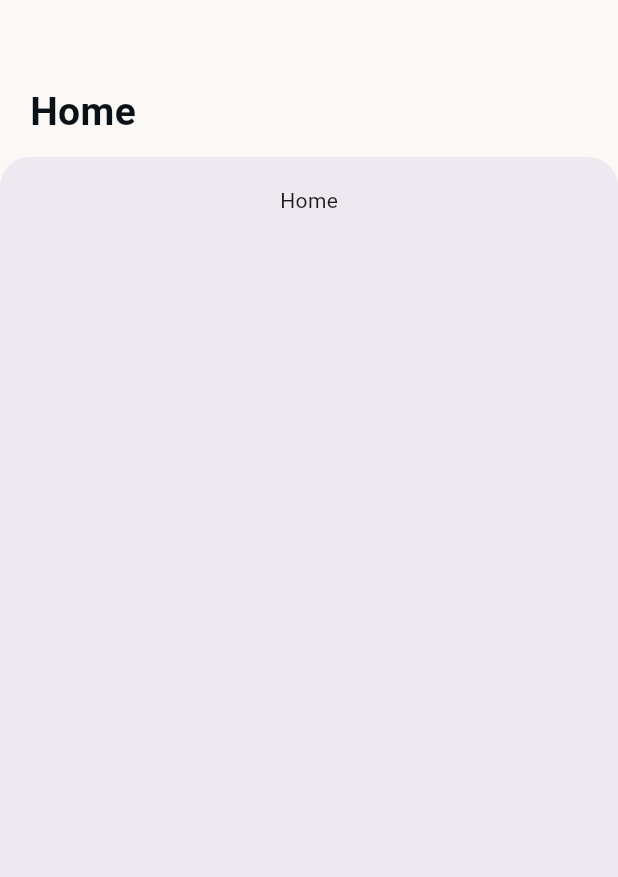
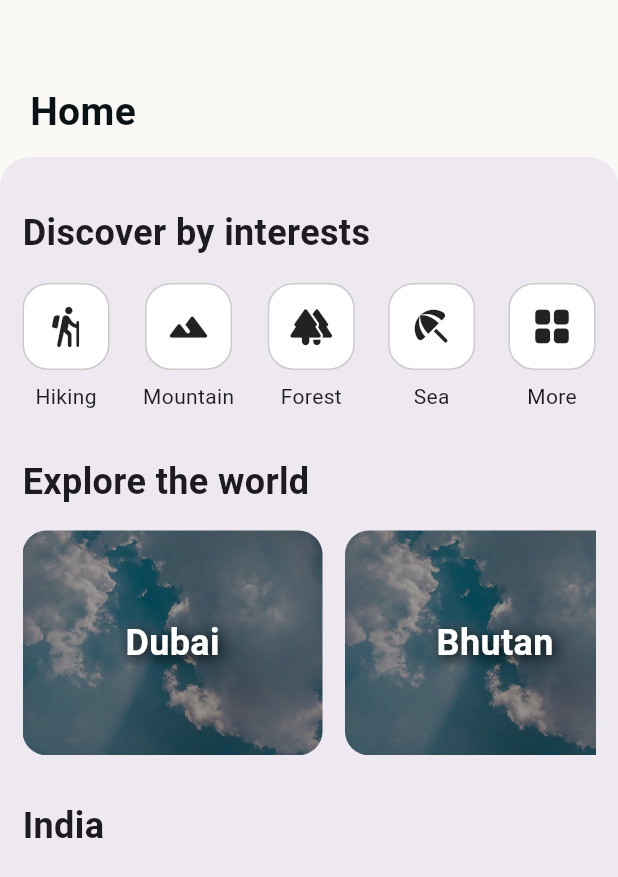
Before and after one commit to MuhammedShabeel001/Travio, a Flutter app: the HomePage screen opened directly, on a phone screen of 412 x 824 dp. Shown: the top 877 px of the screen. Run offline on Flutter 3.47's test engine with Material 3 defaults, Android fonts, the phone set to English and light mode, and no system bars; drawn by our look-alikes of draggable_home; our stand-ins replace cloud_firestore, firebase_auth, firebase_core, firebase_storage, flutter_svg, google_sign_in and 3 more; missing offline and left inert: dot_curved_bottom_nav; accounts and stored records are empty.

Commit message:
Home ui updated

```diff
--- a/lib/core/common/navbar.dart
+++ b/lib/core/common/navbar.dart
@@ -1,7 +1,7 @@
 import 'package:flutter/material.dart';
 import 'package:dot_curved_bottom_nav/dot_curved_bottom_nav.dart';
 import 'package:flutter_svg/flutter_svg.dart';
-import 'package:travio/features/auth/view/pages/home/home_page.dart';
+import 'package:travio/features/auth/view/pages/home/pages/home_page.dart';
 import 'package:travio/features/auth/view/pages/profile/profile_page.dart';
 import 'package:travio/features/auth/view/pages/search/search_page.dart';
 import 'package:travio/features/auth/view/pages/my%20trips/trip_plan_page.dart';
--- a/lib/core/routes/routes.dart
+++ b/lib/core/routes/routes.dart
@@ -1,5 +1,5 @@
 import 'package:flutter/material.dart';
-import 'package:travio/features/auth/view/pages/home/home_page.dart';
+import 'package:travio/features/auth/view/pages/home/pages/home_page.dart';
 import 'package:travio/features/auth/view/pages/login/login_page.dart';
 import 'package:travio/features/auth/view/pages/login/restpassword.dart';
 import 'package:travio/features/auth/view/pages/my%20trips/trip_plan_page.dart';
--- a/lib/features/auth/view/pages/home/home_page.dart
+++ /dev/null
@@ -1,20 +0,0 @@
-import 'package:flutter/material.dart';
-import 'package:travio/core/common/appbar.dart';
-
-class HomePage extends StatelessWidget {
-  const HomePage({super.key});
-
-  @override
-  Widget build(BuildContext context) {
-    return  Scaffold(
-      body: ttAppBar(context, 'Home', HomeCenter(context))
-    );
-  }
-
-  // ignore: non_constant_identifier_names
-  Center HomeCenter(BuildContext context){
-    return const Center(
-      child: Text('Home'),
-    );
-  }
-}
--- /dev/null
+++ b/lib/features/auth/view/pages/home/pages/home_page.dart
@@ -0,0 +1,167 @@
+import 'package:flutter/cupertino.dart';
+import 'package:flutter/material.dart';
+import 'package:travio/core/common/appbar.dart';
+import 'package:travio/features/auth/view/pages/home/widgets/interest_tabs.dart';
+
+class HomePage extends StatelessWidget {
+  const HomePage({super.key});
+
+  @override
+  Widget build(BuildContext context) {
+    return Scaffold(body: ttAppBar(context, 'Home', HomeCenter(context)));
+  }
+
+  // ignore: non_constant_identifier_names
+  SingleChildScrollView HomeCenter(BuildContext context) {
+    return SingleChildScrollView(
+      child: Padding(
+        padding: EdgeInsets.all(15),
+        child: Column(
+          crossAxisAlignment: CrossAxisAlignment.start,
+          children: [
+            const Text(
+              'Discover by interests',
+              style: TextStyle(fontSize: 24, fontWeight: FontWeight.bold),
+            ),
+            const SizedBox(height: 16),
+            const Row(
+              mainAxisAlignment: MainAxisAlignment.spaceBetween,
+              children: [
+                InterestTabs(icon: Icons.hiking_rounded, label: 'Hiking'),
+                InterestTabs(icon: Icons.terrain_rounded, label: 'Mountain'),
+                InterestTabs(icon: Icons.forest_rounded, label: 'Forest'),
+                InterestTabs(icon: Icons.beach_access_rounded, label: 'Sea'),
+                InterestTabs(icon: Icons.grid_view_rounded, label: 'More'),
+              ],
+            ),
+            const SizedBox(
+              height: 30,
+            ),
+            const Text(
+              'Explore the world',
+              style: TextStyle(fontSize: 24, fontWeight: FontWeight.bold),
+            ),
+            const SizedBox(
+              height: 15,
+            ),
+            SizedBox(
+              height: 150,
+              child: ListView(
+                scrollDirection: Axis.horizontal,
+                shrinkWrap: true,
+                children: [
+                  buildExploreItem('Dubai', 'assets/images/entry_pic.png'),
+                  buildExploreItem('Bhutan', 'assets/images/entry_pic.png'),
+                  buildExploreItem('Paris', 'assets/images/entry_pic.png'),
+                  buildExploreItem('Japan', 'assets/images/entry_pic.png')
+                ],
+              ),
+            ),
+            const SizedBox(
+              height: 30,
+            ),
+            const Text(
+              'India',
+              style: TextStyle(fontSize: 24, fontWeight: FontWeight.bold),
+            ),
+            const SizedBox(
+              height: 15,
+            ),
+            // ListView(
+            //   scrollDirection: Axis.horizontal,
+            //   shrinkWrap: true,
+            //   children: [
+            //     buildExploreItem('Palakkad', 'assets/images/entry_pic.png'),
+            //     buildExploreItem('Malappuram', 'assets/images/entry_pic.png'),
+            //     buildExploreItem('Kozhicode', 'assets/images/entry_pic.png'),
+            //     buildExploreItem('Trivandram', 'assets/images/entry_pic.png')
+            //   ],
+            // ),
+          ],
+        ),
+      ),
+    );
+  }
+// Widget buildInterestItem(IconData icon, String label) {
+//     return ;
+//   }
+
+  Widget buildExploreItem(String label, String imagePath) {
+    return Row(
+      children: [
+        ClipRRect(
+          borderRadius: BorderRadius.circular(16.0),
+          child: Stack(
+            children: [
+              Image.asset(
+                imagePath,
+                fit: BoxFit.cover,
+                width: 200,
+                height: 200,
+              ),
+              Positioned.fill(
+                child: Center(
+                  child: Text(
+                    label,
+                    style: TextStyle(
+                      color: Colors.white,
+                      fontSize: 24,
+                      fontWeight: FontWeight.bold,
+                      shadows: [
+                        Shadow(
+                          blurRadius: 10.0,
+                          color: Colors.black,
+                          offset: Offset(2.0, 2.0),
+                        ),
+                      ],
+                    ),
+                  ),
+                ),
+              ),
+            ],
+          ),
+        ),
+        SizedBox(width: 15,)
+      ],
+    );
+  }
+
+
+
+
+
+
+  //  Widget buildExploreItem(String label, String imagePath) {
+  //   return Row(
+  //     children: [
+  //       Container(
+  //         decoration: BoxDecoration(
+  //             color: Colors.white, borderRadius: BorderRadius.circular(18)),
+  //         width: 200,
+  //         // height: 300,
+  //         child: Column(
+  //           children: [
+  //             ClipRRect(
+  //               borderRadius: BorderRadius.circular(18),
+  //               child: Image.asset(
+  //                 imagePath,
+  //                 fit: BoxFit.cover,
+  //                 height: 160,
+  //                 width: double.infinity,
+  //               ),
+  //             ),
+  //             SizedBox(height: 8),
+  //             Text(
+  //               label,
+  //               style: TextStyle(fontSize: 16, fontWeight: FontWeight.bold),
+  //             ),
+  //           ],
+  //         ),
+  //       ),
+  //       SizedBox(
+  //         width: 15,
+  //       )
+  //     ],
+  //   );
+  // }
+}
--- /dev/null
+++ b/lib/features/auth/view/pages/home/widgets/interest_tabs.dart
@@ -0,0 +1,30 @@
+import 'package:flutter/material.dart';
+
+class InterestTabs extends StatelessWidget {
+  final IconData icon;
+  final String label;
+  const InterestTabs({
+    super.key,
+    required this.icon,
+    required this.label,
+  });
+
+  @override
+  Widget build(BuildContext context) {
+    return Column(
+      children: [
+        Container(
+            decoration: BoxDecoration(
+                border: Border.all(
+                  color: const Color.fromARGB(52, 0, 0, 0),
+                ),
+                color: Colors.white,
+                borderRadius: BorderRadius.circular(17)),
+            padding: EdgeInsets.all(13),
+            child: Icon(icon, size: 30)),
+        SizedBox(height: 8),
+        Text(label),
+      ],
+    );
+  }
+}
--- a/lib/features/auth/view/pages/profile/profile_page.dart
+++ b/lib/features/auth/view/pages/profile/profile_page.dart
@@ -15,14 +15,17 @@
   @override
   Widget build(BuildContext context) {
     final authProvider = Provider.of<AuthProvider>(context);
-    final String userId = authProvider.user?.id ?? ''; // Assuming user ID is accessible in authProvider
+    final String userId = authProvider.user?.id ??
+        ''; // Assuming user ID is accessible in authProvider
 
     return Scaffold(
-      body: ttAppBar(context, 'Profile', listView(context, authProvider, userId)),
+      body:
+          ttAppBar(context, 'Profile', listView(context, authProvider, userId)),
     );
   }
 
-  ListView listView(BuildContext context, AuthProvider authProvider, String userId) {
+  ListView listView(
+      BuildContext context, AuthProvider authProvider, String userId) {
     return ListView(
       physics: const NeverScrollableScrollPhysics(),
       shrinkWrap: true,
@@ -35,20 +38,21 @@
               builder: (context, snapshot) {
                 if (authProvider.isLoadingFetchUser) {
                   return const Center(child: CircularProgressIndicator());
-                } else
-                if (snapshot.hasError) {
+                } else if (snapshot.hasError) {
                   return const Center(child: Text('Error fetching user data'));
                 } else {
                   return SizedBox(
+                    // height: 30,
                     child: Column(
                       children: [
                         ClipRRect(
                           borderRadius: BorderRadius.circular(12.0),
+
                           child: SizedBox(
                             height: 150,
                             width: 150,
                             child: authProvider.user?.profile != null
-                                ? Image.network(authProvider.user!.profile!)
+                                ? Image.network(authProvider.user!.profile!, fit: BoxFit.fitWidth,)
                                 : Image.asset('assets/images/lisa image.png'),
                           ),
                         ),
@@ -106,7 +110,8 @@
                         color: TTthemeClass().ttLightText,
                       ),
                     ),
-                    trailing: SvgPicture.asset('assets/icons/forward-arrow.svg'),
+                    trailing:
+                        SvgPicture.asset('assets/icons/forward-arrow.svg'),
                   ),
                   ListTile(
                     leading: SvgPicture.asset('assets/icons/recent.svg'),
@@ -118,7 +123,8 @@
                         color: TTthemeClass().ttLightText,
                       ),
                     ),
-                    trailing: SvgPicture.asset('assets/icons/forward-arrow.svg'),
+                    trailing:
+                        SvgPicture.asset('assets/icons/forward-arrow.svg'),
                   ),
                   ListTile(
                     leading: SvgPicture.asset('assets/icons/theme.svg'),
@@ -130,7 +136,8 @@
                         color: TTthemeClass().ttLightText,
                       ),
                     ),
-                    trailing: Icon(Icons.arrow_forward_ios, color: TTthemeClass().ttLightText),
+                    trailing: Icon(Icons.arrow_forward_ios,
+                        color: TTthemeClass().ttLightText),
                   ),
                   ListTile(
                     leading: SvgPicture.asset('assets/icons/edit.svg'),
@@ -142,7 +149,8 @@
                         color: TTthemeClass().ttLightText,
                       ),
                     ),
-                    trailing: SvgPicture.asset('assets/icons/forward-arrow.svg'),
+                    trailing:
+                        SvgPicture.asset('assets/icons/forward-arrow.svg'),
                   ),
                   ListTile(
                     leading: SvgPicture.asset('assets/icons/privacyPolicy.svg'),
@@ -154,10 +162,12 @@
                         color: TTthemeClass().ttLightText,
                       ),
                     ),
-                    trailing: SvgPicture.asset('assets/icons/forward-arrow.svg'),
+                    trailing:
+                        SvgPicture.asset('assets/icons/forward-arrow.svg'),
                   ),
                   ListTile(
-                    leading: SvgPicture.asset('assets/icons/termsOfService.svg'),
+                    leading:
+                        SvgPicture.asset('assets/icons/termsOfService.svg'),
                     title: Text(
                       'Terms of Service',
                       style: TextStyle(
@@ -166,7 +176,8 @@
                         color: TTthemeClass().ttLightText,
                       ),
                     ),
-                    trailing: SvgPicture.asset('assets/icons/forward-arrow.svg'),
+                    trailing:
+                        SvgPicture.asset('assets/icons/forward-arrow.svg'),
                   ),
                   ListTile(
                     leading: SvgPicture.asset('assets/icons/delete.svg'),
@@ -178,7 +189,8 @@
                         color: TTthemeClass().ttLightText,
                       ),
                     ),
-                    trailing: SvgPicture.asset('assets/icons/forward-arrow.svg'),
+                    trailing:
+                        SvgPicture.asset('assets/icons/forward-arrow.svg'),
                   ),
                   ListTile(
                     onTap: () {
@@ -196,11 +208,14 @@
                         color: TTthemeClass().ttLightText,
                       ),
                     ),
-                    trailing: SvgPicture.asset('assets/icons/forward-arrow.svg'),
+                    trailing:
+                        SvgPicture.asset('assets/icons/forward-arrow.svg'),
                   ),
                   const SizedBox(height: 30),
-                  Text('version', style: TextStyle(color: TTthemeClass().ttLightText)),
-                  Text('1.01.001', style: TextStyle(color: TTthemeClass().ttLightText)),
+                  Text('version',
+                      style: TextStyle(color: TTthemeClass().ttLightText)),
+                  Text('1.01.001',
+                      style: TextStyle(color: TTthemeClass().ttLightText)),
                 ],
               ),
             ),
--- a/lib/utils/validations/validation.dart
+++ b/lib/utils/validations/validation.dart
@@ -38,20 +38,20 @@
       return 'Password must be at least 6 characters long.';
     }
 
-    // Check for uppercase letters
-    if (!value.contains(RegExp(r'[A-Z]'))) {
-      return 'Password must contain at least one uppercase letter.';
-    }
+    // // Check for uppercase letters
+    // if (!value.contains(RegExp(r'[A-Z]'))) {
+    //   return 'Password must contain at least one uppercase letter.';
+    // }
 
-    // Check for numbers
-    if (!value.contains(RegExp(r'[0-9]'))) {
-      return 'Password must contain at least one number.';
-    }
+    // // Check for numbers
+    // if (!value.contains(RegExp(r'[0-9]'))) {
+    //   return 'Password must contain at least one number.';
+    // }
 
-    // Check for special characters
-    if (!value.contains(RegExp(r'[!@#$%^&*(),.?":{}|<>]'))) {
-      return 'Password must contain at least one special character.';
-    }
+    // // Check for special characters
+    // if (!value.contains(RegExp(r'[!@#$%^&*(),.?":{}|<>]'))) {
+    //   return 'Password must contain at least one special character.';
+    // }
 
     return null;
   }
```
